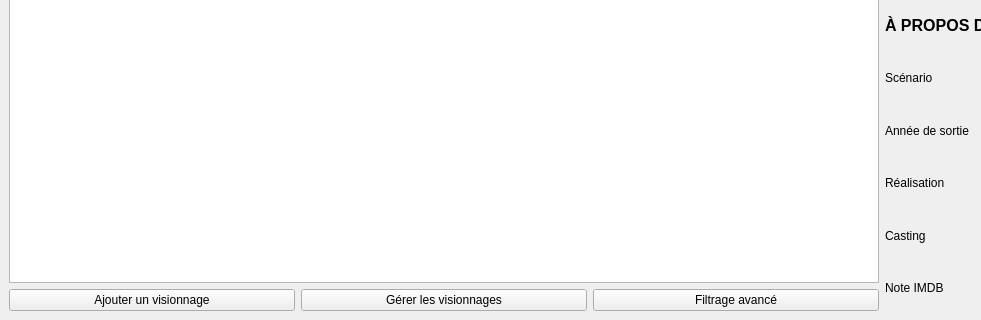
This is MainWindow.ui in AmbreM71/MovieManager as Qt 5 draws it before an edit; both pictures show x 0 to 981 and y 400 to 720 of the 1280 by 720 pixel window. The edited form follows.
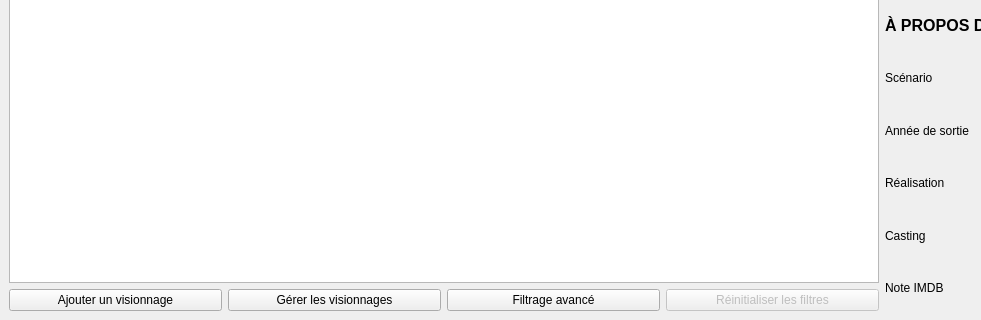
This is the edited form.

Commit message: Implement filters

```diff
--- a/MainWindow.ui
+++ b/MainWindow.ui
@@ -177,6 +177,16 @@
             </property>
            </widget>
           </item>
+          <item>
+           <widget class="QPushButton" name="ResetFiltersButton">
+            <property name="enabled">
+             <bool>false</bool>
+            </property>
+            <property name="text">
+             <string>Réinitialiser les filtres</string>
+            </property>
+           </widget>
+          </item>
          </layout>
         </item>
        </layout>
```
The commit also changes 6 other files.
